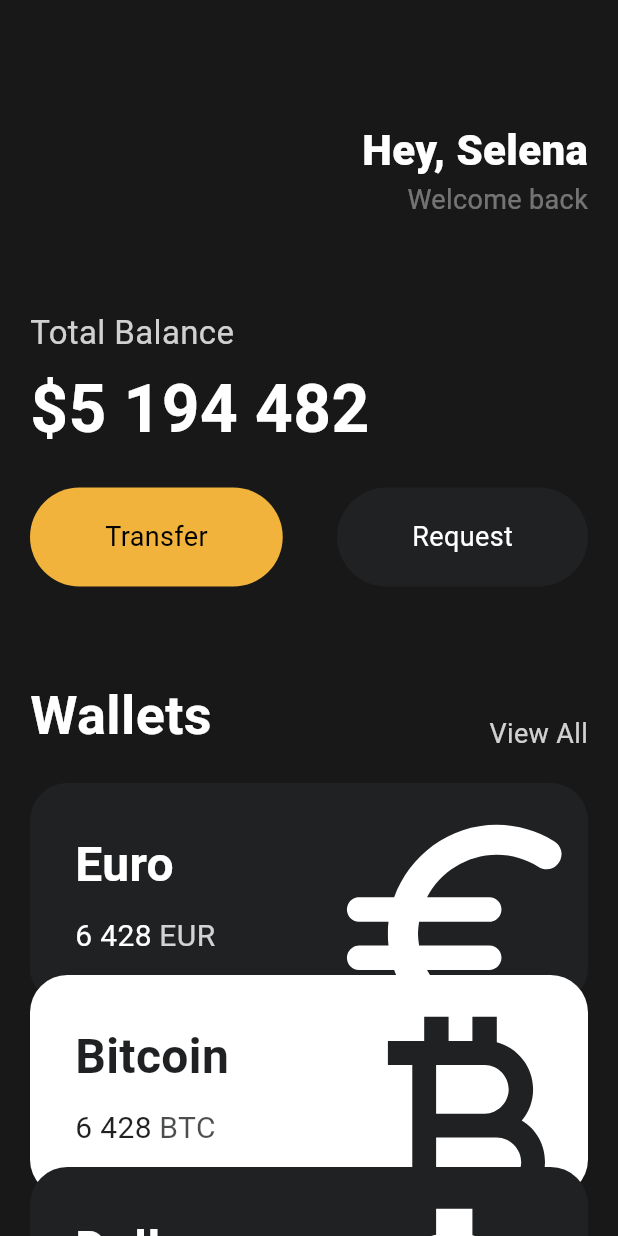
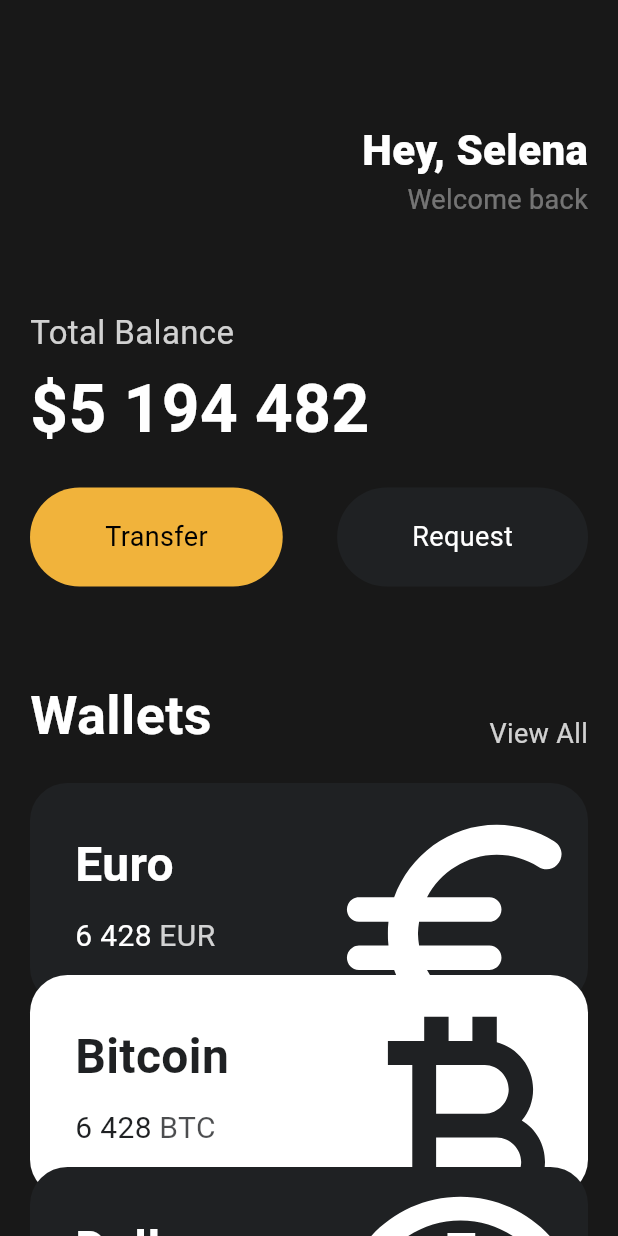
Before and after one commit to portal2312/toonflix, a Flutter app: the screen it shows after launch, on a phone screen of 412 x 824 dp. Run offline on Flutter 3.47's test engine with Material 3 defaults, Android fonts, the phone set to English and light mode, and no system bars.

Commit message:
3.9. Code Challenge

```diff
--- a/lib/main.dart
+++ b/lib/main.dart
@@ -120,25 +120,23 @@ class App extends StatelessWidget {
                   amount: '6 428',
                   icon: Icons.euro_rounded,
                   isInverted: false,
+                  order: 0,
                 ),
-                Transform.translate(
-                  offset: const Offset(0, -20),
-                  child: const CurrencyCard(
+                const CurrencyCard(
                   name: 'Bitcoin',
                   code: 'BTC',
                   amount: '6 428',
                   icon: Icons.currency_bitcoin,
                   isInverted: true,
+                  order: 1,
                 ),
-                ),
-                Transform.translate(
-                  offset: const Offset(0, -40),
-                  child: const CurrencyCard(
+                const CurrencyCard(
                   name: 'Dollar',
                   code: 'USD',
                   amount: '428',
-                      icon: Icons.attach_money_outlined,
-                      isInverted: false),
+                  icon: Icons.monetization_on_outlined,
+                  isInverted: false,
+                  order: 2,
                 ),
               ],
             ),
--- a/lib/widgets/currency_card.dart
+++ b/lib/widgets/currency_card.dart
@@ -4,6 +4,7 @@ class CurrencyCard extends StatelessWidget {
   final String name, code, amount;
   final IconData icon;
   final bool isInverted;
+  final double order;
   final _blackColor = const Color(0xFF1F2123);
 
   const CurrencyCard({
@@ -13,11 +14,14 @@ class CurrencyCard extends StatelessWidget {
     required this.amount,
     required this.icon,
     required this.isInverted,
+    required this.order,
   });
 
   @override
   Widget build(BuildContext context) {
-    return Container(
+    return Transform.translate(
+      offset: Offset(0, order * -20),
+      child: Container(
         decoration: BoxDecoration(
           borderRadius: BorderRadius.circular(25),
           color: isInverted ? Colors.white : _blackColor,
@@ -57,7 +61,9 @@ class CurrencyCard extends StatelessWidget {
                       Text(
                         code,
                         style: TextStyle(
-                        color: isInverted ? _blackColor.withOpacity(0.8) : Colors.white.withOpacity(0.8),
+                          color: isInverted
+                              ? _blackColor.withOpacity(0.8)
+                              : Colors.white.withOpacity(0.8),
                           fontSize: 20,
                         ),
                       ),
@@ -79,6 +85,7 @@ class CurrencyCard extends StatelessWidget {
             ],
           ),
         ),
+      ),
     );
   }
 }
```
Lines whose indentation alone changed are shown as unchanged.
